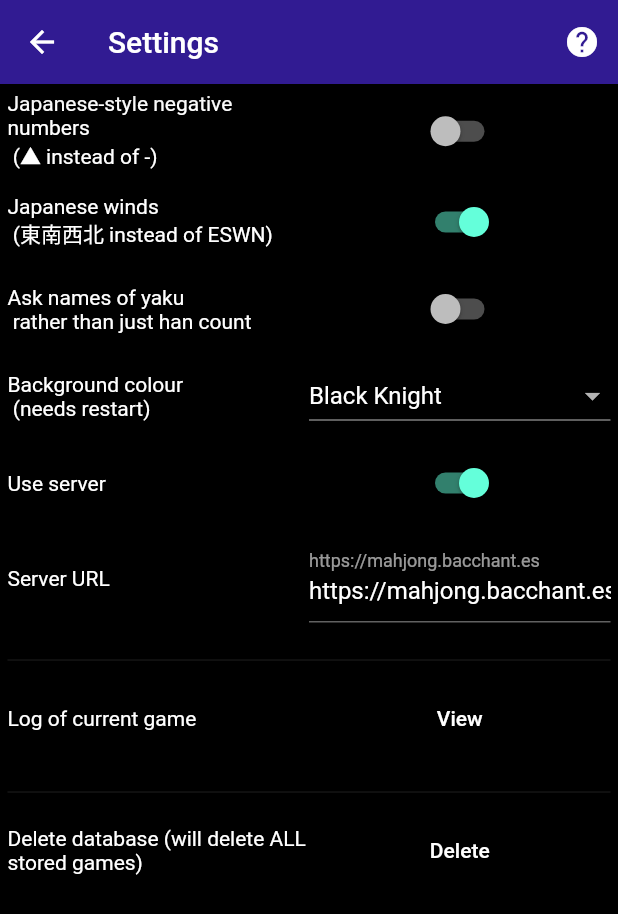
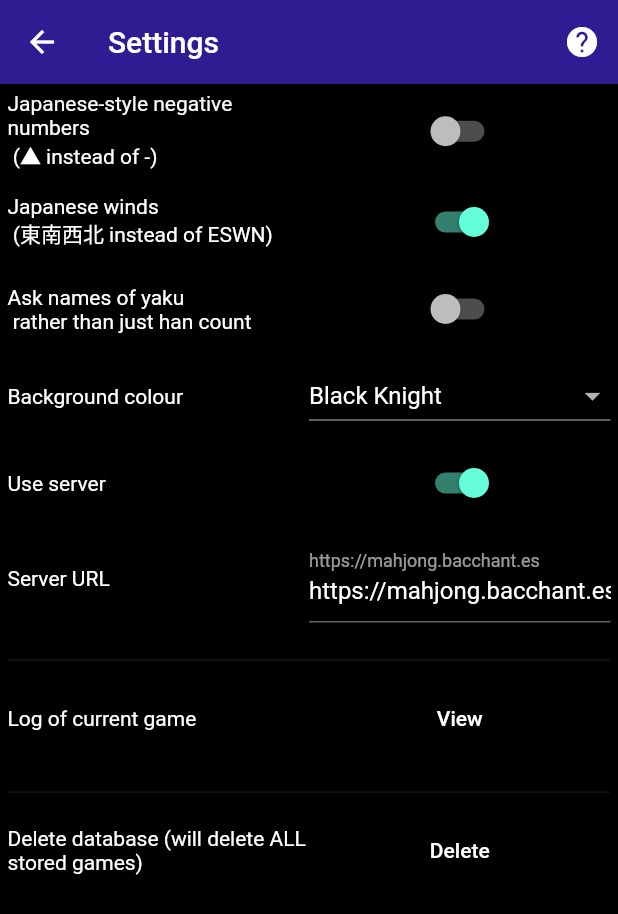
Before and after one commit to ApplySci/zapsScorer, a Flutter app: the SettingsScreen screen opened by its route, on a phone screen of 412 x 824 dp. Shown: the top 914 px of the screen. Run offline on Flutter 3.47's test engine with Material 2 defaults, Android fonts, the phone set to English and light mode, and no system bars; drawn by our look-alikes of auto_size_text; our stand-ins replace flutter_redux, redux, shared_preferences, sqflite; missing offline and left inert: device_id; accounts and stored records are empty.

Commit message:
live switching of background colour working!

```diff
--- a/lib/settings.dart
+++ b/lib/settings.dart
@@ -173,7 +173,7 @@ class SettingsScreenState extends State<SettingsScreen> {
         ));*/
 
         rows.add(makeRow(
-          'Background colour \n (needs restart)',
+          'Background colour',
           _SETTING.multi,
           'backgroundColour',
           options: BACKGROUND_COLOURS,
```
Also changed, not shown: lib/main.dart (+11 -5 lines).
